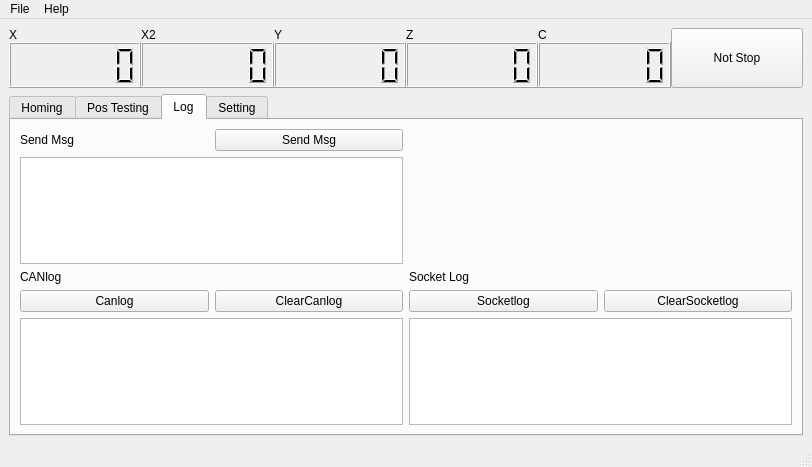
Qt form Gui.ui (gxurma/PythonCanSteering) before a commit.
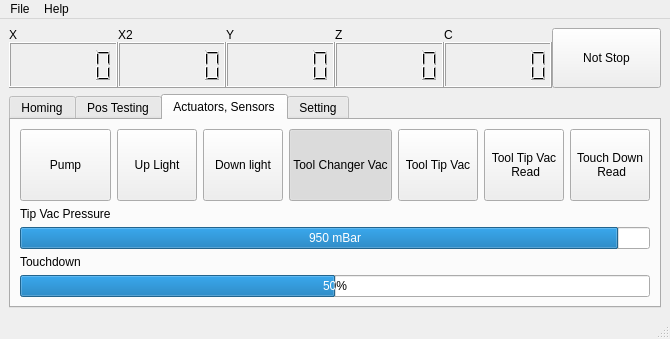
The same form after that commit. The open tabs and pages were chosen to show the change.

Commit message: added actuator buttons and indicators for pressure and touchdown

Patch:
```diff
--- a/Gui.ui
+++ b/Gui.ui
@@ -6,8 +6,8 @@
    <rect>
     <x>0</x>
     <y>0</y>
-    <width>812</width>
-    <height>467</height>
+    <width>621</width>
+    <height>330</height>
    </rect>
   </property>
   <property name="windowTitle">
@@ -847,23 +847,22 @@
       </widget>
       <widget class="QWidget" name="tab_3">
        <attribute name="title">
-        <string>Log</string>
+        <string>Actuators, Sensors</string>
        </attribute>
        <layout class="QGridLayout" name="gridLayout_5">
-        <item row="0" column="0">
-         <widget class="QLabel" name="label_15">
-          <property name="text">
-           <string>Send Msg</string>
+        <item row="0" column="4">
+         <widget class="QPushButton" name="pushButtonToolTipVac">
+          <property name="sizePolicy">
+           <sizepolicy hsizetype="Expanding" vsizetype="Expanding">
+            <horstretch>0</horstretch>
+            <verstretch>0</verstretch>
+           </sizepolicy>
           </property>
-         </widget>
-        </item>
-        <item row="0" column="1">
-         <widget class="QPushButton" name="pushButtonSendMsg">
           <property name="text">
-           <string>Send Msg</string>
+           <string>Tool Tip Vac</string>
           </property>
           <property name="checkable">
-           <bool>false</bool>
+           <bool>true</bool>
           </property>
           <property name="checked">
            <bool>false</bool>
@@ -873,28 +872,24 @@
           </property>
          </widget>
         </item>
-        <item row="1" column="0" colspan="2">
-         <widget class="QPlainTextEdit" name="plainTextEditSendMsg"/>
-        </item>
-        <item row="2" column="0">
-         <widget class="QLabel" name="label_13">
-          <property name="text">
-           <string>CANlog</string>
-          </property>
-         </widget>
-        </item>
-        <item row="2" column="2">
-         <widget class="QLabel" name="label_14">
-          <property name="text">
-           <string>Socket Log </string>
-          </property>
-         </widget>
-        </item>
         <item row="3" column="0">
-         <widget class="QPushButton" name="pushButtonCanlog">
+         <widget class="QLabel" name="label">
           <property name="text">
-           <string>Canlog</string>
+           <string>Touchdown</string>
           </property>
+         </widget>
+        </item>
+        <item row="0" column="1">
+         <widget class="QPushButton" name="pushButtonUplight">
+          <property name="sizePolicy">
+           <sizepolicy hsizetype="Expanding" vsizetype="Expanding">
+            <horstretch>0</horstretch>
+            <verstretch>0</verstretch>
+           </sizepolicy>
+          </property>
+          <property name="text">
+           <string>Up Light</string>
+          </property>
           <property name="checkable">
            <bool>true</bool>
           </property>
@@ -906,13 +901,20 @@
           </property>
          </widget>
         </item>
-        <item row="3" column="1">
-         <widget class="QPushButton" name="pushButtonClearCanlog">
+        <item row="0" column="5">
+         <widget class="QPushButton" name="pushButtonToolTipVacRead">
+          <property name="sizePolicy">
+           <sizepolicy hsizetype="Expanding" vsizetype="Expanding">
+            <horstretch>0</horstretch>
+            <verstretch>0</verstretch>
+           </sizepolicy>
+          </property>
           <property name="text">
-           <string>ClearCanlog</string>
+           <string>Tool Tip Vac
+ Read</string>
           </property>
           <property name="checkable">
-           <bool>false</bool>
+           <bool>true</bool>
           </property>
           <property name="checked">
            <bool>false</bool>
@@ -922,10 +924,16 @@
           </property>
          </widget>
         </item>
-        <item row="3" column="2">
-         <widget class="QPushButton" name="pushButtonSocketlog">
+        <item row="0" column="2">
+         <widget class="QPushButton" name="pushButtonDownlight">
+          <property name="sizePolicy">
+           <sizepolicy hsizetype="Expanding" vsizetype="Expanding">
+            <horstretch>0</horstretch>
+            <verstretch>0</verstretch>
+           </sizepolicy>
+          </property>
           <property name="text">
-           <string>Socketlog</string>
+           <string>Down light</string>
           </property>
           <property name="checkable">
            <bool>true</bool>
@@ -938,14 +946,42 @@
           </property>
          </widget>
         </item>
-        <item row="3" column="3">
-         <widget class="QPushButton" name="pushButtonClearSocketlog">
+        <item row="0" column="3">
+         <widget class="QPushButton" name="pushButtonToolChangerVac">
+          <property name="sizePolicy">
+           <sizepolicy hsizetype="Expanding" vsizetype="Expanding">
+            <horstretch>0</horstretch>
+            <verstretch>1</verstretch>
+           </sizepolicy>
+          </property>
           <property name="text">
-           <string>ClearSocketlog</string>
+           <string>Tool Changer Vac</string>
           </property>
           <property name="checkable">
+           <bool>true</bool>
+          </property>
+          <property name="checked">
+           <bool>true</bool>
+          </property>
+          <property name="default">
            <bool>false</bool>
           </property>
+         </widget>
+        </item>
+        <item row="0" column="0">
+         <widget class="QPushButton" name="pushButtonPump">
+          <property name="sizePolicy">
+           <sizepolicy hsizetype="Expanding" vsizetype="Expanding">
+            <horstretch>0</horstretch>
+            <verstretch>0</verstretch>
+           </sizepolicy>
+          </property>
+          <property name="text">
+           <string>Pump</string>
+          </property>
+          <property name="checkable">
+           <bool>true</bool>
+          </property>
           <property name="checked">
            <bool>false</bool>
           </property>
@@ -954,11 +990,76 @@
           </property>
          </widget>
         </item>
-        <item row="4" column="0" colspan="2">
-         <widget class="QPlainTextEdit" name="plainTextEditCanLog"/>
+        <item row="1" column="0">
+         <widget class="QLabel" name="label_13">
+          <property name="text">
+           <string>Tip Vac Pressure</string>
+          </property>
+         </widget>
         </item>
-        <item row="4" column="2" colspan="2">
-         <widget class="QPlainTextEdit" name="plainTextEditSocketLog"/>
+        <item row="0" column="6">
+         <widget class="QPushButton" name="pushButtonTouchDownRead">
+          <property name="sizePolicy">
+           <sizepolicy hsizetype="Expanding" vsizetype="Expanding">
+            <horstretch>0</horstretch>
+            <verstretch>0</verstretch>
+           </sizepolicy>
+          </property>
+          <property name="text">
+           <string>Touch Down 
+ Read</string>
+          </property>
+          <property name="checkable">
+           <bool>true</bool>
+          </property>
+          <property name="checked">
+           <bool>false</bool>
+          </property>
+          <property name="autoRepeat">
+           <bool>true</bool>
+          </property>
+          <property name="default">
+           <bool>false</bool>
+          </property>
+         </widget>
+        </item>
+        <item row="2" column="0" colspan="7">
+         <widget class="QProgressBar" name="progressBarToolTipVacRead">
+          <property name="sizePolicy">
+           <sizepolicy hsizetype="Expanding" vsizetype="Expanding">
+            <horstretch>0</horstretch>
+            <verstretch>0</verstretch>
+           </sizepolicy>
+          </property>
+          <property name="maximum">
+           <number>1000</number>
+          </property>
+          <property name="value">
+           <number>950</number>
+          </property>
+          <property name="format">
+           <string>%v mBar</string>
+          </property>
+         </widget>
+        </item>
+        <item row="4" column="0" colspan="7">
+         <widget class="QProgressBar" name="progressBarTouchDownRead">
+          <property name="sizePolicy">
+           <sizepolicy hsizetype="Expanding" vsizetype="Expanding">
+            <horstretch>0</horstretch>
+            <verstretch>0</verstretch>
+           </sizepolicy>
+          </property>
+          <property name="maximum">
+           <number>100</number>
+          </property>
+          <property name="value">
+           <number>50</number>
+          </property>
+          <property name="format">
+           <string>%p%</string>
+          </property>
+         </widget>
         </item>
        </layout>
       </widget>
@@ -1008,8 +1109,8 @@
     <rect>
      <x>0</x>
      <y>0</y>
-     <width>812</width>
-     <height>25</height>
+     <width>621</width>
+     <height>21</height>
     </rect>
    </property>
    <widget class="QMenu" name="menuFile">
```
Left out of the diff: 35 changed lines with no effect on the pictures. The commit also changes 2 other files.
